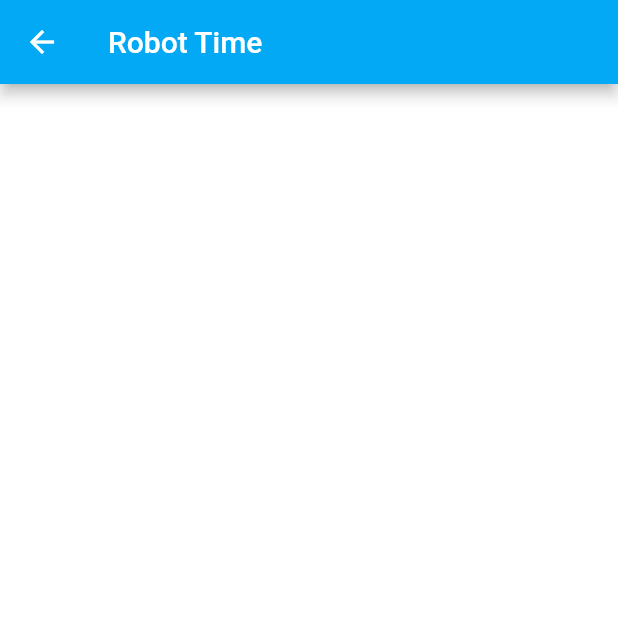
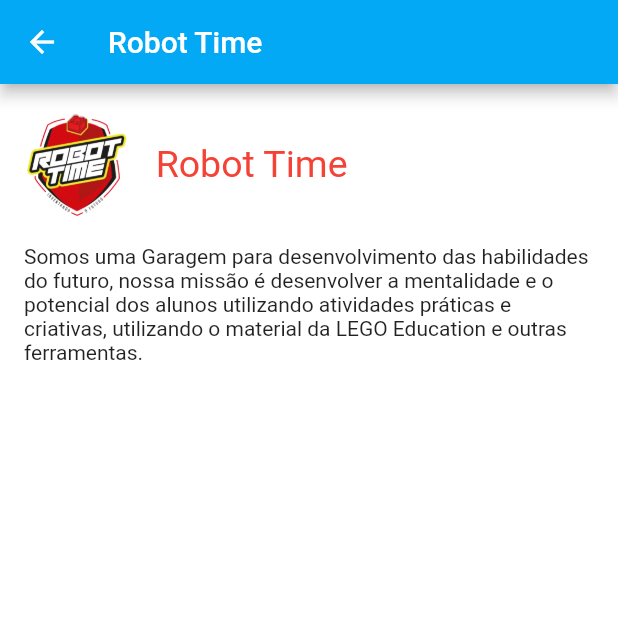
Before and after one commit to CaioCLDias/ATM_Consultoria, a Flutter app: the TelaEmpresa screen opened directly, on a phone screen of 412 x 824 dp, the top half of it. Run offline on Flutter 3.47's test engine with Material 2 defaults, Android fonts, the phone set to English and light mode, and no system bars.

Commit message:
Criando a Tela de Empresa

```diff
--- a/lib/telaEmpresa.dart
+++ b/lib/telaEmpresa.dart
@@ -14,15 +14,40 @@ class _TelaEmpresaState extends State<TelaEmpresa> {
         title: Text('Robot Time'),
         backgroundColor: Colors.lightBlue,
       ),
-      body: Container(
+      body: SingleChildScrollView(
+        child: Container(
+          padding: EdgeInsets.all(16),
           child: Column(
             children: [
               Row(
-
+                children: [
+                  Image.asset(
+                    'images/rt_logo.png',
+                    height: 75,
+                  ),
+                  Padding(
+                      padding: EdgeInsets.only(left: 10),
+                      child: Text(
+                      'Robot Time',
+                      style: TextStyle(
+                        color: Colors.red,
+                        fontSize: 25,
+                      ),
+                    ),
+                  ),
+                ],
+              ),
+              Padding(
+                padding: EdgeInsets.only(top: 16),
+                child: Text('Somos uma Garagem para desenvolvimento das habilidades do futuro, '
+                    'nossa missão é desenvolver a mentalidade e o potencial dos alunos utilizando atividades '
+                    'práticas e criativas, utilizando o material da LEGO Education e outras ferramentas.'
+                ),
               )
             ],
           ),
         ),
+      )
     );
   }
 }
--- a/pubspec.yaml
+++ b/pubspec.yaml
@@ -60,6 +60,8 @@ flutter:
     - images/detalhe_servico.png
     - images/cliente1.png
     - images/cliente2.png
+    - images/rt_logo.png
+
 
 
   # An image asset can refer to one or more resolution-specific "variants", see
```
Also changed, not shown: images/rt_logo.png (added). Lines whose indentation alone changed are shown as unchanged.
